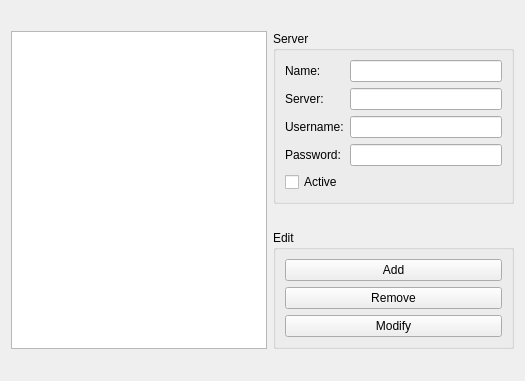
First picture: the form in src/services/ampache/AmpacheConfigWidget.ui, repository netrunner-debian-kde-extras/amarok, before the edit.
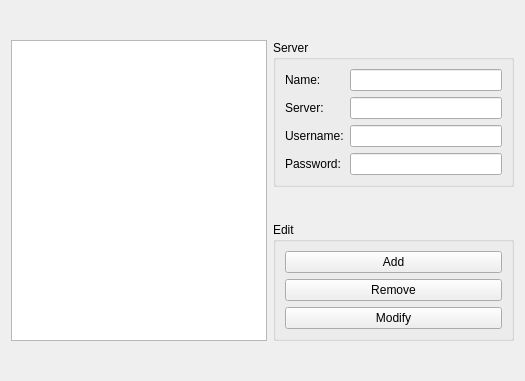
Second picture: the form after the edit. Custom widgets are drawn as their Qt base class.

```diff
--- a/src/services/ampache/AmpacheConfigWidget.ui
+++ b/src/services/ampache/AmpacheConfigWidget.ui
@@ -69,13 +69,6 @@
         </property>
        </widget>
       </item>
-      <item row="4" column="0" colspan="2" >
-       <widget class="QCheckBox" name="activeCheckBox" >
-        <property name="text" >
-         <string comment="Establish a connection to the Ampache server" >Active</string>
-        </property>
-       </widget>
-      </item>
      </layout>
     </widget>
    </item>
@@ -118,11 +111,6 @@
   </layout>
  </widget>
  <customwidgets>
-  <customwidget>
-   <class>KLineEdit</class>
-   <extends>QLineEdit</extends>
-   <header>klineedit.h</header>
-  </customwidget>
   <customwidget>
    <class>KListWidget</class>
    <extends>QListWidget</extends>
@@ -133,6 +121,11 @@
    <extends>QPushButton</extends>
    <header>kpushbutton.h</header>
   </customwidget>
+  <customwidget>
+   <class>KLineEdit</class>
+   <extends>QLineEdit</extends>
+   <header>klineedit.h</header>
+  </customwidget>
  </customwidgets>
  <resources/>
  <connections/>
```
Left out of the diff: 95 changed lines with no effect on the pictures.
